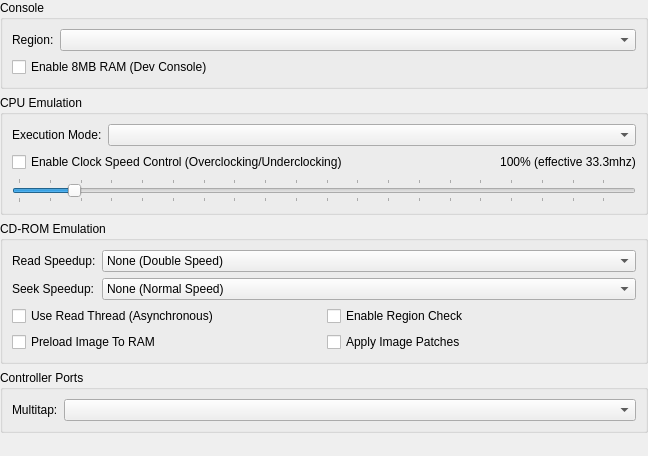
Old version of the form src/duckstation-qt/consolesettingswidget.ui in the repository kofxi3584karlayang/duckstation.
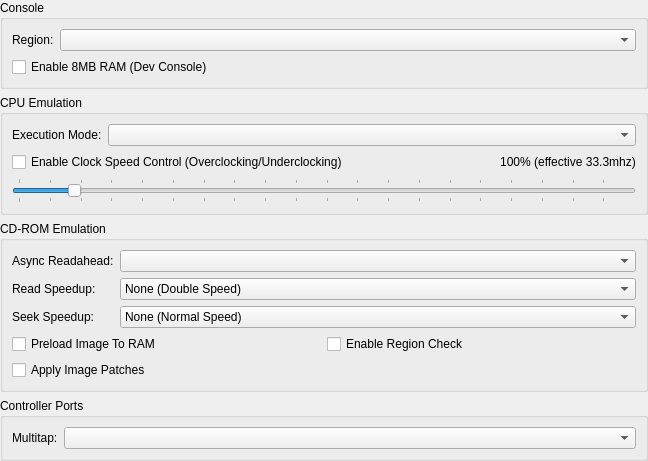
New version of the form.

Commit message: CDROMAsyncReader: Support reading ahead more sectors

What changed in the file:
```diff
--- a/src/duckstation-qt/consolesettingswidget.ui
+++ b/src/duckstation-qt/consolesettingswidget.ui
@@ -137,14 +137,17 @@
       <string>CD-ROM Emulation</string>
      </property>
      <layout class="QFormLayout" name="formLayout_4">
-      <item row="0" column="0">
+      <item row="0" column="1">
+       <widget class="QComboBox" name="cdromReadaheadSectors"/>
+      </item>
+      <item row="1" column="0">
        <widget class="QLabel" name="label_2">
         <property name="text">
          <string>Read Speedup:</string>
         </property>
        </widget>
       </item>
-      <item row="0" column="1">
+      <item row="1" column="1">
        <widget class="QComboBox" name="cdromReadSpeedup">
         <item>
          <property name="text">
@@ -198,46 +201,14 @@
         </item>
        </widget>
       </item>
-      <item row="2" column="0" colspan="2">
-       <layout class="QGridLayout" name="gridLayout">
-        <item row="0" column="0">
-         <widget class="QCheckBox" name="cdromReadThread">
-          <property name="text">
-           <string>Use Read Thread (Asynchronous)</string>
-          </property>
-         </widget>
-        </item>
-        <item row="0" column="1">
-         <widget class="QCheckBox" name="cdromRegionCheck">
-          <property name="text">
-           <string>Enable Region Check</string>
-          </property>
-         </widget>
-        </item>
-        <item row="1" column="0">
-         <widget class="QCheckBox" name="cdromLoadImageToRAM">
-          <property name="text">
-           <string>Preload Image To RAM</string>
-          </property>
-         </widget>
-        </item>
-        <item row="1" column="1">
-         <widget class="QCheckBox" name="cdromLoadImagePatches">
-          <property name="text">
-           <string>Apply Image Patches</string>
-          </property>
-         </widget>
-        </item>
-       </layout>
-      </item>
-      <item row="1" column="0">
+      <item row="2" column="0">
        <widget class="QLabel" name="label_5">
         <property name="text">
          <string>Seek Speedup:</string>
         </property>
        </widget>
       </item>
-      <item row="1" column="1">
+      <item row="2" column="1">
        <widget class="QComboBox" name="cdromSeekSpeedup">
         <property name="currentIndex">
          <number>1</number>
@@ -299,6 +270,38 @@
         </item>
        </widget>
       </item>
+      <item row="3" column="0" colspan="2">
+       <layout class="QGridLayout" name="gridLayout">
+        <item row="0" column="1">
+         <widget class="QCheckBox" name="cdromRegionCheck">
+          <property name="text">
+           <string>Enable Region Check</string>
+          </property>
+         </widget>
+        </item>
+        <item row="0" column="0">
+         <widget class="QCheckBox" name="cdromLoadImageToRAM">
+          <property name="text">
+           <string>Preload Image To RAM</string>
+          </property>
+         </widget>
+        </item>
+        <item row="1" column="0">
+         <widget class="QCheckBox" name="cdromLoadImagePatches">
+          <property name="text">
+           <string>Apply Image Patches</string>
+          </property>
+         </widget>
+        </item>
+       </layout>
+      </item>
+      <item row="0" column="0">
+       <widget class="QLabel" name="label_6">
+        <property name="text">
+         <string>Async Readahead:</string>
+        </property>
+       </widget>
+      </item>
      </layout>
     </widget>
    </item>
```
The commit also changes 9 other files.
